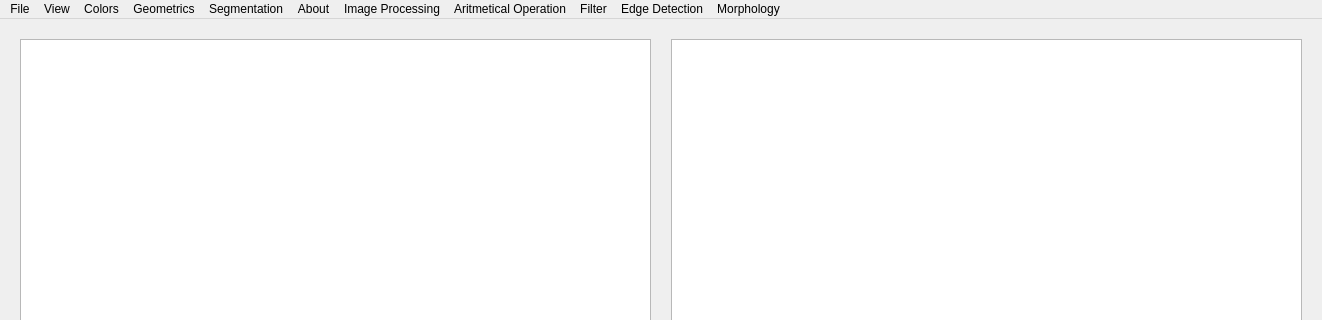
Above: main_window.ui from Team-5C2-Polije/workshop_pcv before the change; both pictures show x 0 to 1322 and y 0 to 320 of the 1322 by 678 pixel window. Below: the same form after it.
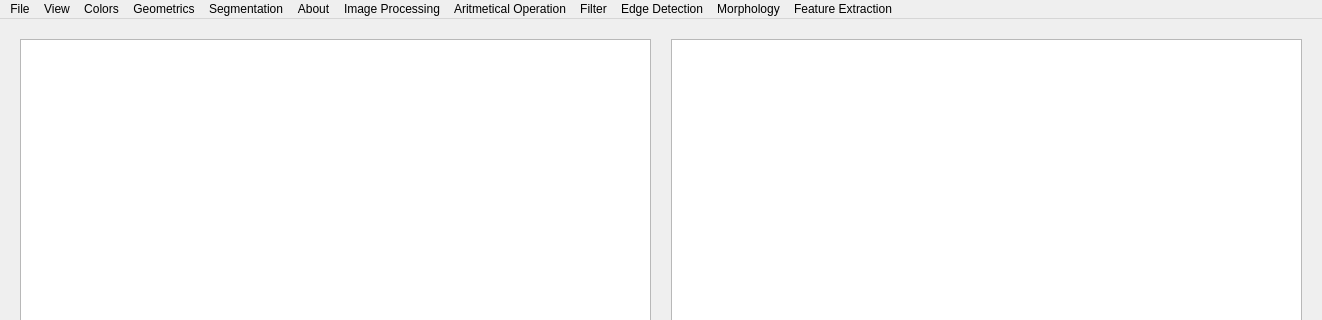
That is the form after the change.

Patch:
```diff
--- a/main_window.ui
+++ b/main_window.ui
@@ -129,7 +129,7 @@
      <x>0</x>
      <y>0</y>
      <width>1322</width>
-     <height>31</height>
+     <height>21</height>
     </rect>
    </property>
    <widget class="QMenu" name="menuFile">
@@ -339,6 +339,13 @@
     <addaction name="actionGlobal_Thresholding"/>
     <addaction name="menuAdaptive_Thresh"/>
    </widget>
+   <widget class="QMenu" name="menuFeature_Extraction">
+    <property name="title">
+     <string>Feature Extraction</string>
+    </property>
+    <addaction name="actionColor"/>
+    <addaction name="actionTexture"/>
+   </widget>
    <addaction name="menuFile"/>
    <addaction name="menuINput"/>
    <addaction name="menuColors"/>
@@ -350,6 +357,7 @@
    <addaction name="menuFilter"/>
    <addaction name="menuEdge_Detection_2"/>
    <addaction name="menuMorfologi"/>
+   <addaction name="menuFeature_Extraction"/>
   </widget>
   <widget class="QStatusBar" name="statusbar"/>
   <action name="actionOpen">
```
Left out of the diff: 10 changed lines with no effect on the pictures.
